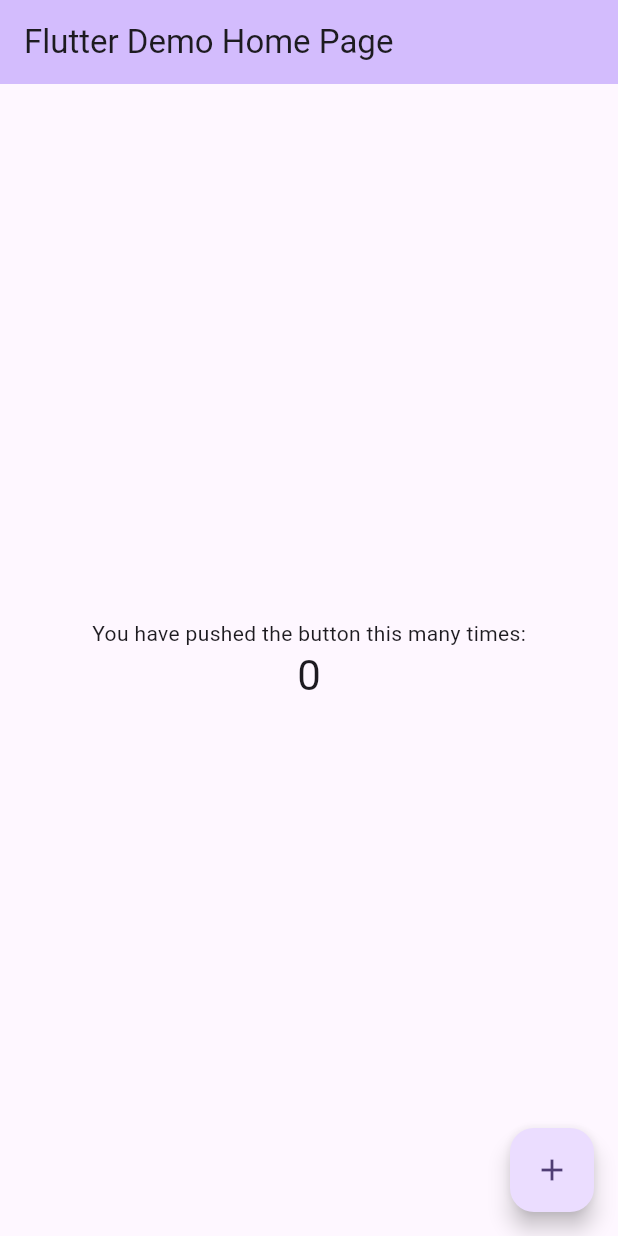
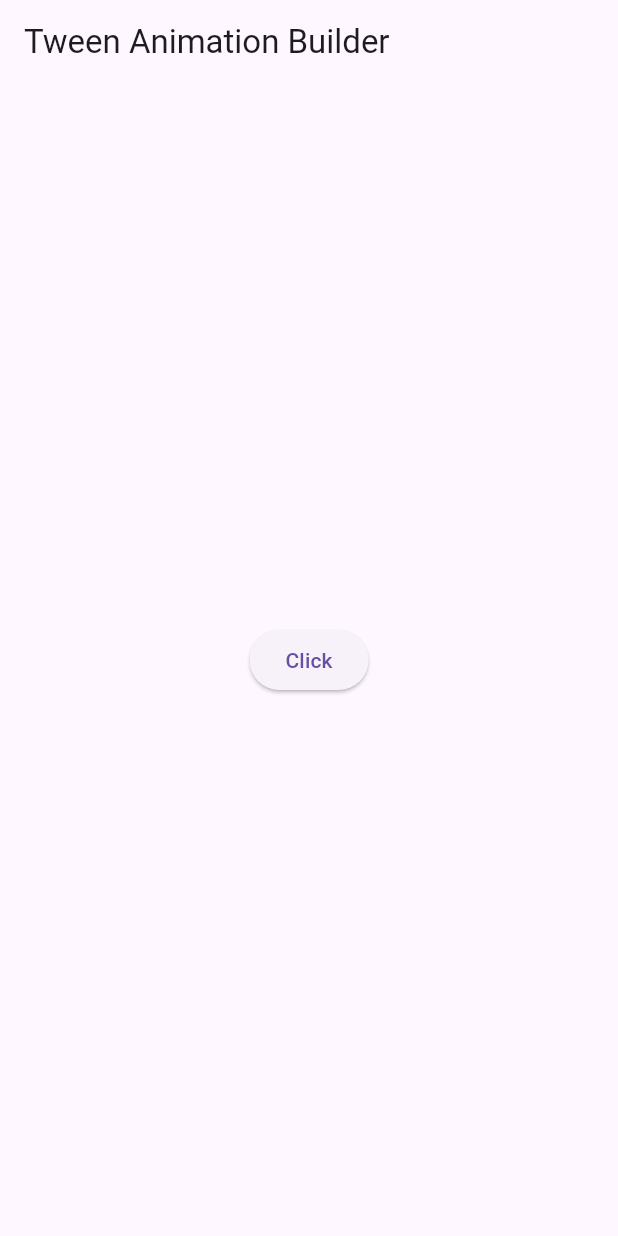
Before and after one commit to khaledgamal22/tween-animation-builder, a Flutter app: the screen it shows after launch, on a phone screen of 412 x 824 dp. Run offline on Flutter 3.47's test engine with Material 3 defaults, Android fonts, the phone set to English and light mode, and no system bars.

Commit message:
use tween animation builder

```diff
--- /dev/null
+++ b/lib/home_view.dart
@@ -0,0 +1,26 @@
+import 'package:flutter/material.dart';
+import 'package:tween_animation_builder/second_view.dart';
+
+class HomeView extends StatelessWidget {
+  const HomeView({super.key});
+
+  @override
+  Widget build(BuildContext context) {
+    return Scaffold(
+      appBar: AppBar(
+        title: const Text('Tween Animation Builder'),
+      ),
+      body: Center(
+        child: ElevatedButton(
+          onPressed: () {
+            Navigator.push(
+              context,
+              MaterialPageRoute(builder: (context) => const SecondView()),
+            );
+          },
+          child: const Text('Click'),
+        ),
+      ),
+    );
+  }
+}
--- a/lib/main.dart
+++ b/lib/main.dart
@@ -1,4 +1,5 @@
 import 'package:flutter/material.dart';
+import 'package:tween_animation_builder/home_view.dart';
 
 void main() {
   runApp(const MyApp());
@@ -11,115 +12,7 @@ class MyApp extends StatelessWidget {
   @override
   Widget build(BuildContext context) {
     return MaterialApp(
-      title: 'Flutter Demo',
-      theme: ThemeData(
-        // This is the theme of your application.
-        //
-        // TRY THIS: Try running your application with "flutter run". You'll see
-        // the application has a purple toolbar. Then, without quitting the app,
-        // try changing the seedColor in the colorScheme below to Colors.green
-        // and then invoke "hot reload" (save your changes or press the "hot
-        // reload" button in a Flutter-supported IDE, or press "r" if you used
-        // the command line to start the app).
-        //
-        // Notice that the counter didn't reset back to zero; the application
-        // state is not lost during the reload. To reset the state, use hot
-        // restart instead.
-        //
-        // This works for code too, not just values: Most code changes can be
-        // tested with just a hot reload.
-        colorScheme: ColorScheme.fromSeed(seedColor: Colors.deepPurple),
-        useMaterial3: true,
-      ),
-      home: const MyHomePage(title: 'Flutter Demo Home Page'),
+      home: HomeView(),
     );
   }
 }
-
-class MyHomePage extends StatefulWidget {
-  const MyHomePage({super.key, required this.title});
-
-  // This widget is the home page of your application. It is stateful, meaning
-  // that it has a State object (defined below) that contains fields that affect
-  // how it looks.
-
-  // This class is the configuration for the state. It holds the values (in this
-  // case the title) provided by the parent (in this case the App widget) and
-  // used by the build method of the State. Fields in a Widget subclass are
-  // always marked "final".
-
-  final String title;
-
-  @override
-  State<MyHomePage> createState() => _MyHomePageState();
-}
-
-class _MyHomePageState extends State<MyHomePage> {
-  int _counter = 0;
-
-  void _incrementCounter() {
-    setState(() {
-      // This call to setState tells the Flutter framework that something has
-      // changed in this State, which causes it to rerun the build method below
-      // so that the display can reflect the updated values. If we changed
-      // _counter without calling setState(), then the build method would not be
-      // called again, and so nothing would appear to happen.
-      _counter++;
-    });
-  }
-
-  @override
-  Widget build(BuildContext context) {
-    // This method is rerun every time setState is called, for instance as done
-    // by the _incrementCounter method above.
-    //
-    // The Flutter framework has been optimized to make rerunning build methods
-    // fast, so that you can just rebuild anything that needs updating rather
-    // than having to individually change instances of widgets.
-    return Scaffold(
-      appBar: AppBar(
-        // TRY THIS: Try changing the color here to a specific color (to
-        // Colors.amber, perhaps?) and trigger a hot reload to see the AppBar
-        // change color while the other colors stay the same.
-        backgroundColor: Theme.of(context).colorScheme.inversePrimary,
-        // Here we take the value from the MyHomePage object that was created by
-        // the App.build method, and use it to set our appbar title.
-        title: Text(widget.title),
-      ),
-      body: Center(
-        // Center is a layout widget. It takes a single child and positions it
-        // in the middle of the parent.
-        child: Column(
-          // Column is also a layout widget. It takes a list of children and
-          // arranges them vertically. By default, it sizes itself to fit its
-          // children horizontally, and tries to be as tall as its parent.
-          //
-          // Column has various properties to control how it sizes itself and
-          // how it positions its children. Here we use mainAxisAlignment to
-          // center the children vertically; the main axis here is the vertical
-          // axis because Columns are vertical (the cross axis would be
-          // horizontal).
-          //
-          // TRY THIS: Invoke "debug painting" (choose the "Toggle Debug Paint"
-          // action in the IDE, or press "p" in the console), to see the
-          // wireframe for each widget.
-          mainAxisAlignment: MainAxisAlignment.center,
-          children: <Widget>[
-            const Text(
-              'You have pushed the button this many times:',
-            ),
-            Text(
-              '$_counter',
-              style: Theme.of(context).textTheme.headlineMedium,
-            ),
-          ],
-        ),
-      ),
-      floatingActionButton: FloatingActionButton(
-        onPressed: _incrementCounter,
-        tooltip: 'Increment',
-        child: const Icon(Icons.add),
-      ), // This trailing comma makes auto-formatting nicer for build methods.
-    );
-  }
-}
```
Also changed, not shown: lib/second_view.dart (added, +30 -0 lines).
